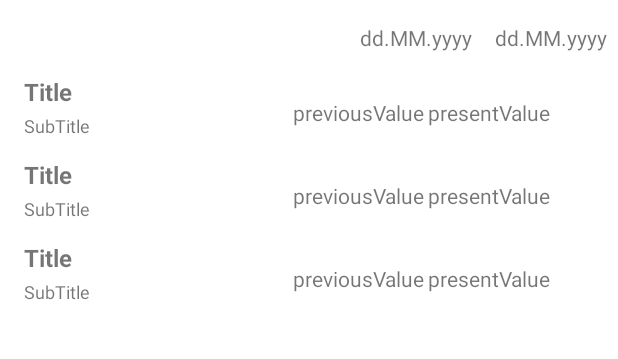
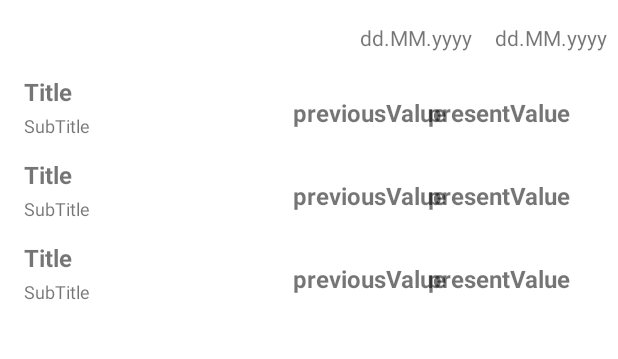
Before and after one commit to Bondidos/Currencyes, an Android app: the layout main_fragment.xml on its own in the app's theme, with its tools: preview values and no code run, on a phone screen of 412 x 824 dp, the part 84-443 px from its top. Run offline under Robolectric (Android 15) with nearby library versions, the phone set to English and light mode, and no system bars.

Commit message:
fixed main layout

```diff
--- a/app/src/main/res/layout/currency_item.xml
+++ b/app/src/main/res/layout/currency_item.xml
@@ -11,6 +11,8 @@
         android:layout_width="wrap_content"
         android:layout_height="wrap_content"
         android:layout_margin="5dp"
+        android:textStyle="bold"
+        android:textSize="16sp"
         android:text="previousValue"
         app:layout_constraintBottom_toBottomOf="parent"
         app:layout_constraintStart_toStartOf="@+id/guideline5"
@@ -21,6 +23,8 @@
         android:layout_width="wrap_content"
         android:layout_height="wrap_content"
         android:layout_margin="5dp"
+        android:textStyle="bold"
+        android:textSize="16sp"
         android:text="presentValue"
         app:layout_constraintBottom_toBottomOf="parent"
         app:layout_constraintStart_toStartOf="@+id/guideline4"
```
